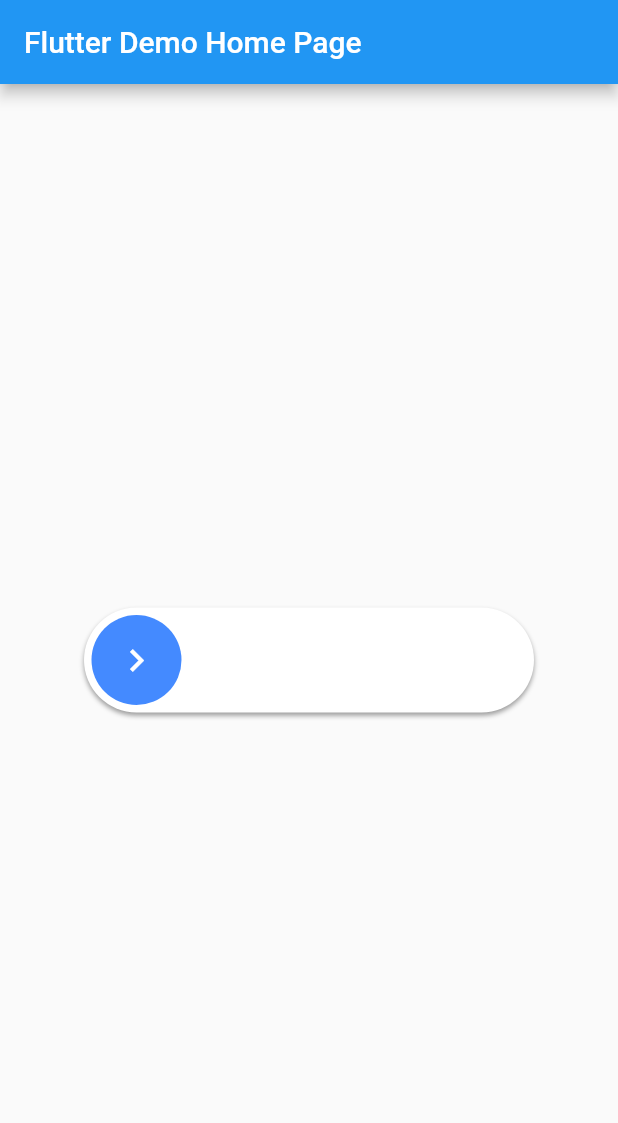
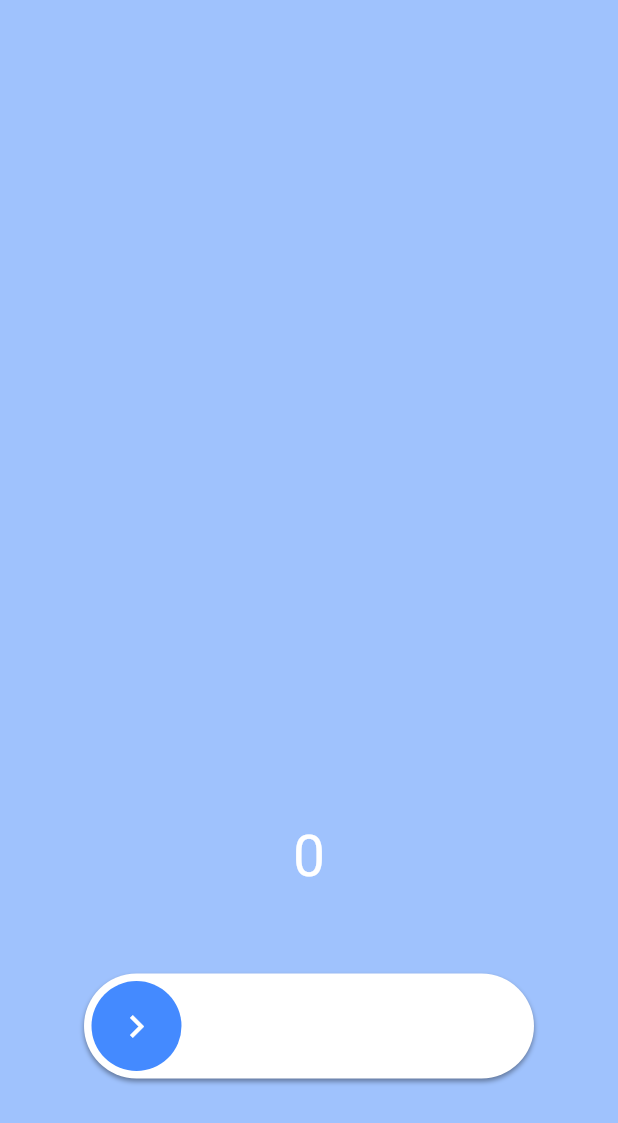
Before and after one commit to Friiiis/slide_to_confirm, a Flutter app: the screen it shows after launch, on a phone screen of 412 x 824 dp. Shown: the top 1123 px of the screen. Run offline on Flutter 3.47's test engine with Material 2 defaults, Android fonts, the phone set to English and light mode, and no system bars.

Commit message:
ready for 1.0.0

```diff
--- a/example/lib/ConfirmationSlider.dart
+++ b/example/lib/ConfirmationSlider.dart
@@ -13,6 +13,8 @@ class ConfirmationSlider extends StatefulWidget {
 
   final IconData icon;
 
+  final BoxShadow shadow;
+
   final VoidCallback onConfirmation;
 
   const ConfirmationSlider(
@@ -22,6 +24,7 @@ class ConfirmationSlider extends StatefulWidget {
       this.backgroundColor = Colors.white,
       this.foregroundColor = Colors.blueAccent,
       this.iconColor = Colors.white,
+      this.shadow,
       this.icon = Icons.chevron_right,
       @required this.onConfirmation})
       : super(key: key);
@@ -33,13 +36,14 @@ class ConfirmationSlider extends StatefulWidget {
 }
 
 class ConfirmationSliderState extends State<ConfirmationSlider> {
-  double _position = 5;
+  double _position = 0;
+  int _duration = 0;
 
   double getPosition() {
-    if (_position < 5) {
-      return 5;
-    } else if (_position > widget.width - widget.height + 5) {
-      return widget.width - widget.height + 5;
+    if (_position < 0) {
+      return 0;
+    } else if (_position > widget.width - widget.height) {
+      return widget.width - widget.height;
     } else {
       return _position;
     }
@@ -48,56 +52,54 @@ class ConfirmationSliderState extends State<ConfirmationSlider> {
   void updatePosition(details) {
     if (details is DragEndDetails) {
       setState(() {
-        _position = 5;
+        _duration = 600;
+        _position = 0;
       });
     } else if (details is DragUpdateDetails) {
       setState(() {
+        _duration = 0;
         _position = details.localPosition.dx - (widget.height / 2);
       });
     }
   }
 
   void sliderReleased(details) {
-    if (_position > widget.width - widget.height + 5) {
+    if (_position > widget.width - widget.height) {
       widget.onConfirmation();
     }
     updatePosition(details);
   }
 
   @override
-  void initState() {
-    // TODO: implement initState
-    super.initState();
-  }
+  Widget build(BuildContext context) {
+    BoxShadow shadow;
+    if (widget.shadow == null) {
+      shadow = BoxShadow(
+        color: Colors.black38,
+        offset: Offset(0, 2),
+        blurRadius: 2,
+        spreadRadius: 0,
+      );
+    } else {
+      shadow = widget.shadow;
+    }
 
-  @override
-  void dispose() {
-    // TODO: implement dispose
-    super.dispose();
-  }
-
-  @override
-  Widget build(BuildContext context) {
     return Container(
       height: widget.height,
       width: widget.width,
+      padding: EdgeInsets.all(5),
       decoration: BoxDecoration(
         borderRadius: BorderRadius.all(Radius.circular(widget.height)),
         color: widget.backgroundColor,
-        boxShadow: <BoxShadow>[
-          BoxShadow(
-            color: Colors.black38,
-            offset: Offset(0, 2),
-            blurRadius: 2,
-            spreadRadius: 0,
-          ),
-        ],
+        boxShadow: <BoxShadow>[shadow],
       ),
       child: Stack(
         children: <Widget>[
-          Positioned(
+          AnimatedPositioned(
+            duration: Duration(milliseconds: _duration),
+            curve: Curves.bounceOut,
             left: getPosition(),
-            top: 5,
+            top: 0,
             child: GestureDetector(
               onPanUpdate: (details) => updatePosition(details),
               onPanEnd: (details) => sliderReleased(details),
--- a/example/lib/main.dart
+++ b/example/lib/main.dart
@@ -4,47 +4,65 @@ import 'package:flutter/material.dart';
 void main() => runApp(MyApp());
 
 class MyApp extends StatelessWidget {
-  // This widget is the root of your application.
   @override
   Widget build(BuildContext context) {
     return MaterialApp(
-      title: 'Flutter Demo',
-      theme: ThemeData(
-        primarySwatch: Colors.blue,
-      ),
-      home: MyHomePage(title: 'Flutter Demo Home Page'),
+      home: MyHomePage(),
+      debugShowCheckedModeBanner: false,
     );
   }
 }
 
 class MyHomePage extends StatefulWidget {
-  MyHomePage({Key key, this.title}) : super(key: key);
-
-  final String title;
-
+  MyHomePage({Key key}) : super(key: key);
   @override
   _MyHomePageState createState() => _MyHomePageState();
 }
 
 class _MyHomePageState extends State<MyHomePage> {
+  int _counter = 0;
+
   void confirm() {
-    print('confirmed');
+    setState(() {
+      _counter++;
+    });
   }
 
   @override
   Widget build(BuildContext context) {
     return Scaffold(
-      appBar: AppBar(
-        title: Text(widget.title),
+
+      body: Stack(
+        children: <Widget>[
+          Container(
+            color: Colors.blueAccent.withOpacity(0.5),
           ),
-      body: Center(
+          Column(
+            crossAxisAlignment: CrossAxisAlignment.center,
+            mainAxisAlignment: MainAxisAlignment.end,
+            children: <Widget>[
+              Center(
+                child: Text(
+                  _counter.toString(),
+                  style: TextStyle(
+                    fontSize: 38,
+                    color: Colors.white,
+                  ),
+                ),
+              ),
+              Center(
                 child: Container(
+                  margin: EdgeInsets.only(top: 50, bottom: 100),
                   padding: EdgeInsets.all(5),
                   child: ConfirmationSlider(
                     onConfirmation: () => confirm(),
                   ),
                 ),
               ),
+            ],
+          ),
+        ],
+      ),
     );
   }
 }
```
Lines whose indentation alone changed are shown as unchanged.
